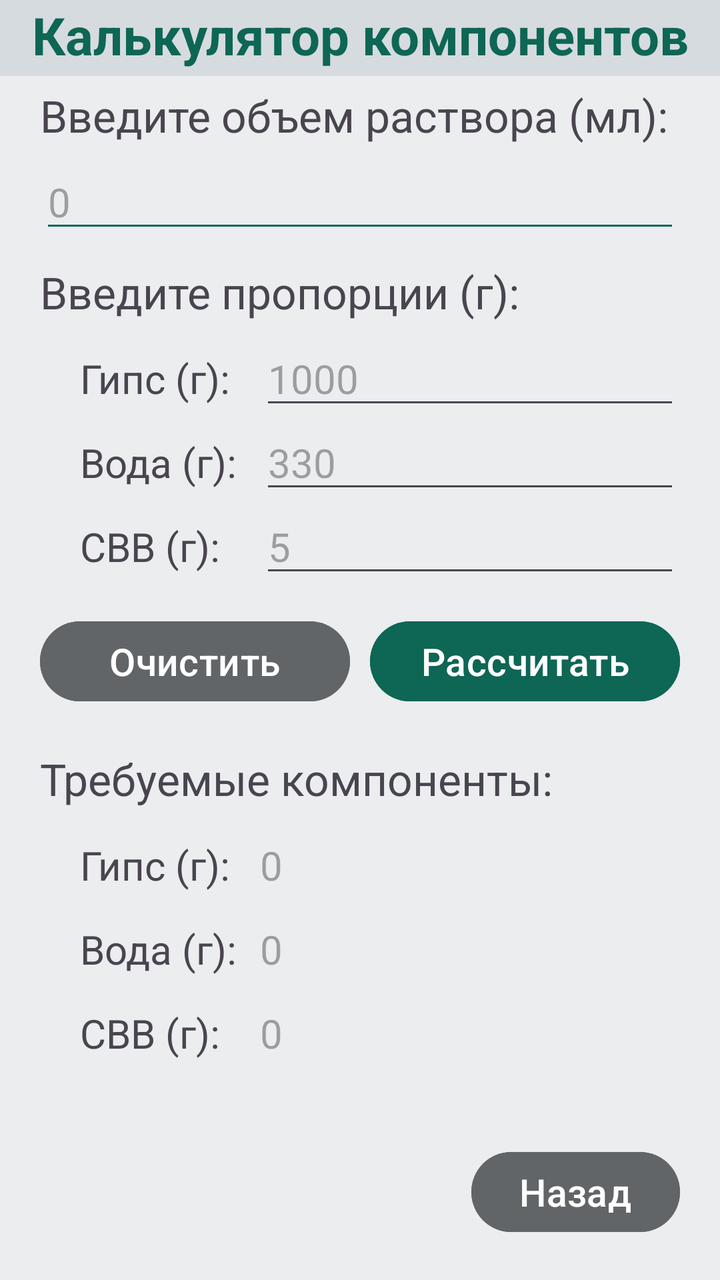
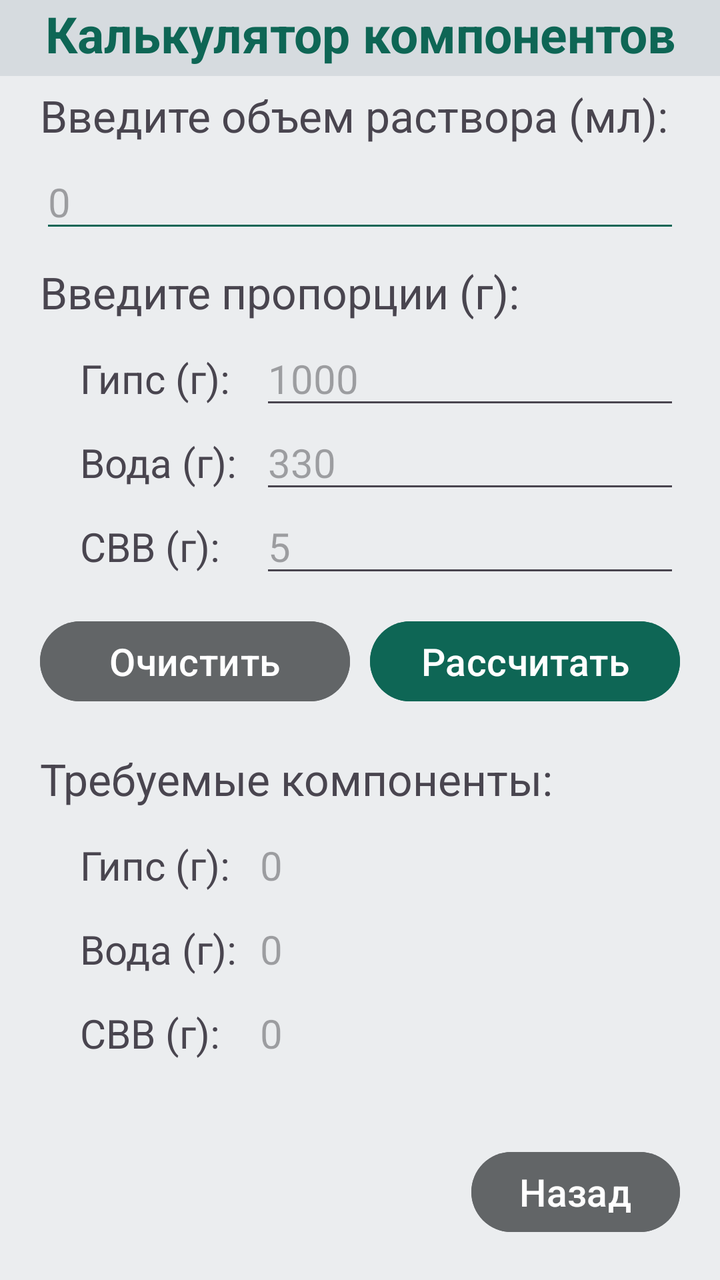

Compare the two renders of this Android layout. The source of the first and the diff that turns it into the second are given below.
<!-- AndroidManifest.xml: application theme Theme.Gypsum -->
<!-- res/layout/activity_main.xml -->
<?xml version="1.0" encoding="utf-8"?>
<androidx.constraintlayout.widget.ConstraintLayout xmlns:android="http://schemas.android.com/apk/res/android"
    xmlns:app="http://schemas.android.com/apk/res-auto"
    xmlns:tools="http://schemas.android.com/tools"
    android:id="@+id/main"
    android:layout_width="match_parent"
    android:layout_height="match_parent"
    tools:context=".MainActivity">

    <RelativeLayout
        android:id="@+id/page"
        android:layout_width="match_parent"
        android:layout_height="match_parent"
        android:background="@color/colorPrimary"
        tools:layout_editor_absoluteX="0dp"
        tools:layout_editor_absoluteY="0dp">

        <TextView
            android:id="@+id/componentCalculator"
            android:layout_width="match_parent"
            android:layout_height="38dp"
            android:background="@color/colorBackground"
            android:text="@string/componentCalculator"
            android:textAlignment="center"
            android:textColor="@color/colorMain"
            android:textSize="26sp"
            android:textStyle="bold" />

        <TextView
            android:id="@+id/volumeHeadline"
            android:layout_width="match_parent"
            android:layout_height="wrap_content"
            android:layout_below="@+id/componentCalculator"
            android:layout_marginHorizontal="20sp"
            android:layout_marginTop="5sp"
            android:text="@string/volumeHeadline"
            android:textSize="22sp" />

        <EditText
            android:id="@+id/volumeInput"
            android:layout_width="match_parent"
            android:layout_height="wrap_content"
            android:layout_below="@+id/volumeHeadline"
            android:layout_marginHorizontal="20sp"
            android:layout_marginTop="5sp"
            android:backgroundTint="@color/colorMain"
            android:ems="10"
            android:hint="@string/volumeInput"
            android:inputType="text"
            android:textSize="20sp" />

        <TextView
            android:id="@+id/proportionsHeadline"
            android:layout_width="match_parent"
            android:layout_height="wrap_content"
            android:layout_below="@+id/volumeInput"
            android:layout_marginHorizontal="20sp"
            android:layout_marginTop="10sp"
            android:text="@string/proportionsHeadline"
            android:textSize="22sp" />

        <TextView
            android:id="@+id/gypsumHeadlineInput"
            android:layout_width="80sp"
            android:layout_height="wrap_content"
            android:layout_below="@+id/proportionsHeadline"
            android:layout_marginStart="40sp"
            android:layout_marginTop="15sp"
            android:text="@string/gypsumHeadline"
            android:textSize="20sp" />

        <EditText
            android:id="@+id/gypsumInput"
            android:layout_width="match_parent"
            android:layout_height="wrap_content"
            android:layout_below="@+id/proportionsHeadline"
            android:layout_alignParentStart="true"
            android:layout_marginStart="130sp"
            android:layout_marginEnd="20sp"
            android:layout_marginTop="5sp"
            android:hint="@string/gypsumInput"
            android:textSize="20sp" />

        <TextView
            android:id="@+id/waterHeadlineInput"
            android:layout_width="80sp"
            android:layout_height="wrap_content"
            android:layout_below="@+id/gypsumHeadlineInput"
            android:layout_marginStart="40sp"
            android:layout_marginTop="15sp"
            android:text="@string/waterHeadline"
            android:textSize="20sp" />

        <EditText
            android:id="@+id/waterInput"
            android:layout_width="match_parent"
            android:layout_height="wrap_content"
            android:layout_below="@+id/gypsumHeadlineInput"
            android:layout_alignParentStart="true"
            android:layout_marginStart="130sp"
            android:layout_marginEnd="20sp"
            android:layout_marginTop="5sp"
            android:hint="@string/waterInput"
            android:textSize="20sp" />

        <TextView
            android:id="@+id/svvHeadlineInput"
            android:layout_width="80sp"
            android:layout_height="wrap_content"
            android:layout_below="@+id/waterHeadlineInput"
            android:layout_marginHorizontal="40sp"
            android:layout_marginTop="15sp"
            android:text="@string/svvHeadline"
            android:textSize="20sp" />

        <EditText
            android:id="@+id/svvInput"
            android:layout_width="match_parent"
            android:layout_height="wrap_content"
            android:layout_below="@+id/waterHeadlineInput"
            android:layout_alignParentStart="true"
            android:layout_marginStart="130sp"
            android:layout_marginEnd="20sp"
            android:layout_marginTop="5sp"
            android:hint="@string/svvInput"
            android:textSize="20sp" />


        <Button
            android:id="@+id/clearButton"
            android:layout_width="155sp"
            android:layout_height="wrap_content"
            android:layout_below="@+id/svvHeadlineInput"
            android:layout_alignParentStart="true"
            android:layout_marginStart="20sp"
            android:layout_marginTop="20sp"
            android:backgroundTint="@color/colorClearButton"
            android:text="@string/clearButton"
            android:textSize="19sp" />

        <Button
            android:id="@+id/calculatorButton"
            android:layout_width="155sp"
            android:layout_height="wrap_content"
            android:layout_below="@+id/svvHeadlineInput"
            android:layout_alignParentEnd="true"
            android:layout_marginEnd="20sp"
            android:layout_marginTop="20dp"
            android:backgroundTint="@color/colorMain"
            android:text="@string/calculatorButton"
            android:textSize="19sp" />

        <TextView
            android:id="@+id/componentsOutput"
            android:layout_width="match_parent"
            android:layout_height="wrap_content"
            android:layout_below="@+id/clearButton"
            android:layout_marginHorizontal="20sp"
            android:layout_marginTop="20sp"
            android:text="@string/componentsOutput"
            android:textSize="22sp" />

        <TextView
            android:id="@+id/gypsumHeadline"
            android:layout_width="80sp"
            android:layout_height="wrap_content"
            android:layout_below="@+id/componentsOutput"
            android:layout_marginStart="40sp"
            android:layout_marginTop="15sp"
            android:text="@string/gypsumHeadline"
            android:textSize="20sp" />

        <TextView
            android:id="@+id/gypsumOutput"
            android:layout_width="match_parent"
            android:layout_height="wrap_content"
            android:layout_below="@+id/componentsOutput"
            android:layout_alignParentStart="true"
            android:layout_marginStart="130sp"
            android:layout_marginEnd="20sp"
            android:layout_marginTop="15sp"
            android:hint="@string/gypsumOutput"
            android:textSize="20sp" />

        <TextView
            android:id="@+id/waterHeadline"
            android:layout_width="80sp"
            android:layout_height="wrap_content"
            android:layout_below="@+id/gypsumOutput"
            android:layout_marginStart="40sp"
            android:layout_marginTop="15sp"
            android:text="@string/waterHeadline"
            android:textSize="20sp" />

        <TextView
            android:id="@+id/waterOutput"
            android:layout_width="match_parent"
            android:layout_height="wrap_content"
            android:layout_below="@+id/gypsumOutput"
            android:layout_alignParentStart="true"
            android:layout_marginStart="130sp"
            android:layout_marginEnd="20sp"
            android:layout_marginTop="15sp"
            android:hint="@string/waterOutput"
            android:textSize="20sp" />

        <TextView
            android:id="@+id/svvHeadline"
            android:layout_width="80sp"
            android:layout_height="wrap_content"
            android:layout_below="@+id/waterOutput"
            android:layout_marginHorizontal="40sp"
            android:layout_marginTop="15sp"
            android:text="@string/svvHeadline"
            android:textSize="20sp" />

        <TextView
            android:id="@+id/svvOutput"
            android:layout_width="match_parent"
            android:layout_height="wrap_content"
            android:layout_below="@+id/waterOutput"
            android:layout_alignParentStart="true"
            android:layout_marginStart="130sp"
            android:layout_marginEnd="20sp"
            android:layout_marginTop="15sp"
            android:hint="@string/svvOutput"
            android:textSize="20sp" />

        <Button
            android:id="@+id/returnMainButton"
            android:layout_width="wrap_content"
            android:layout_height="wrap_content"
            android:layout_alignParentBottom="true"
            android:layout_alignParentEnd="true"
            android:layout_marginEnd="20dp"
            android:layout_marginBottom="20dp"
            android:backgroundTint="@color/colorClearButton"
            android:text="@string/returnMainButton"
            android:textSize="19sp" />

    </RelativeLayout>
</androidx.constraintlayout.widget.ConstraintLayout>
<!-- resources referenced by this layout -->
<resources>
  <color name="colorBackground">#D6DBDF</color>
  <color name="colorClearButton">#626567</color>
  <color name="colorMain">#0E6655</color>
  <color name="colorPrimary">#EBEDEF</color>
  <string name="calculatorButton">Рассчитать</string>
  <string name="clearButton">Очистить</string>
  <string name="componentCalculator">Калькулятор компонентов</string>
  <string name="componentsOutput">Требуемые компоненты:</string>
  <string name="gypsumHeadline">Гипс (г):</string>
  <string name="gypsumInput">1000</string>
  <string name="gypsumOutput">0</string>
  <string name="proportionsHeadline">Введите пропорции (г):</string>
  <string name="returnMainButton">Назад</string>
  <string name="svvHeadline">СВВ (г):</string>
  <string name="svvInput">5</string>
  <string name="svvOutput">0</string>
  <string name="volumeHeadline">Введите объем раствора (мл):</string>
  <string name="volumeInput">0</string>
  <string name="waterHeadline">Вода (г):</string>
  <string name="waterInput">330</string>
  <string name="waterOutput">0</string>
  <style name="Theme.Gypsum" parent="Base.Theme.Gypsum" />
  <style name="Base.Theme.Gypsum" parent="Theme.Material3.DayNight.NoActionBar">
          
          
      </style>
</resources>

<!-- the commit's change to res/layout/activity_main.xml (unified diff, before → after) -->
@@ -23,7 +23,7 @@
             android:text="@string/componentCalculator"
             android:textAlignment="center"
             android:textColor="@color/colorMain"
-            android:textSize="26sp"
+            android:textSize="25sp"
             android:textStyle="bold" />
 
         <TextView
